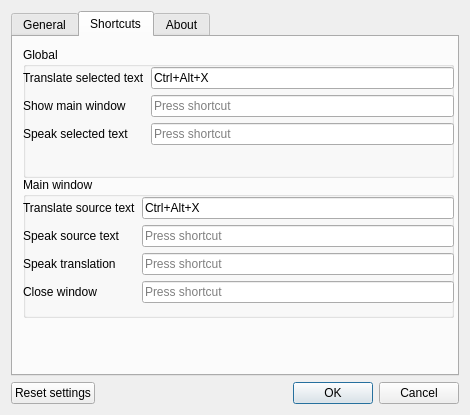
The window that src/settingsdialog.ui (crow-translate/crow-translate) describes before a commit, drawn with Qt 5.
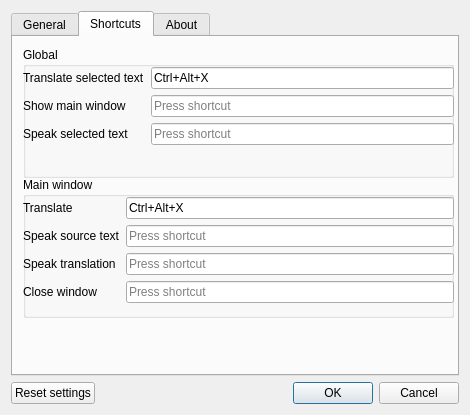
The same window after the commit. The open tabs and pages were chosen to show the change. Icons and pictures are not drawn.

```diff
--- a/src/settingsdialog.ui
+++ b/src/settingsdialog.ui
@@ -339,7 +339,7 @@
          <item row="0" column="0">
           <widget class="QLabel" name="translateSourceLabel">
            <property name="text">
-            <string>Translate source text</string>
+            <string>Translate</string>
            </property>
           </widget>
          </item>
```
Left out of the diff: 14 changed lines with no effect on the pictures.
